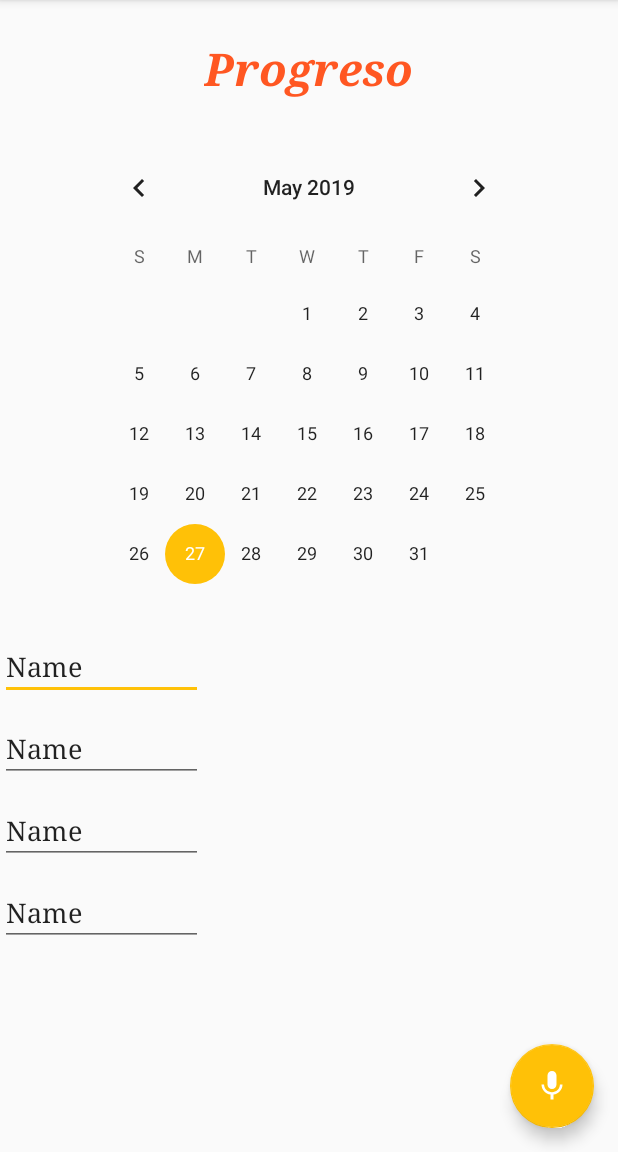
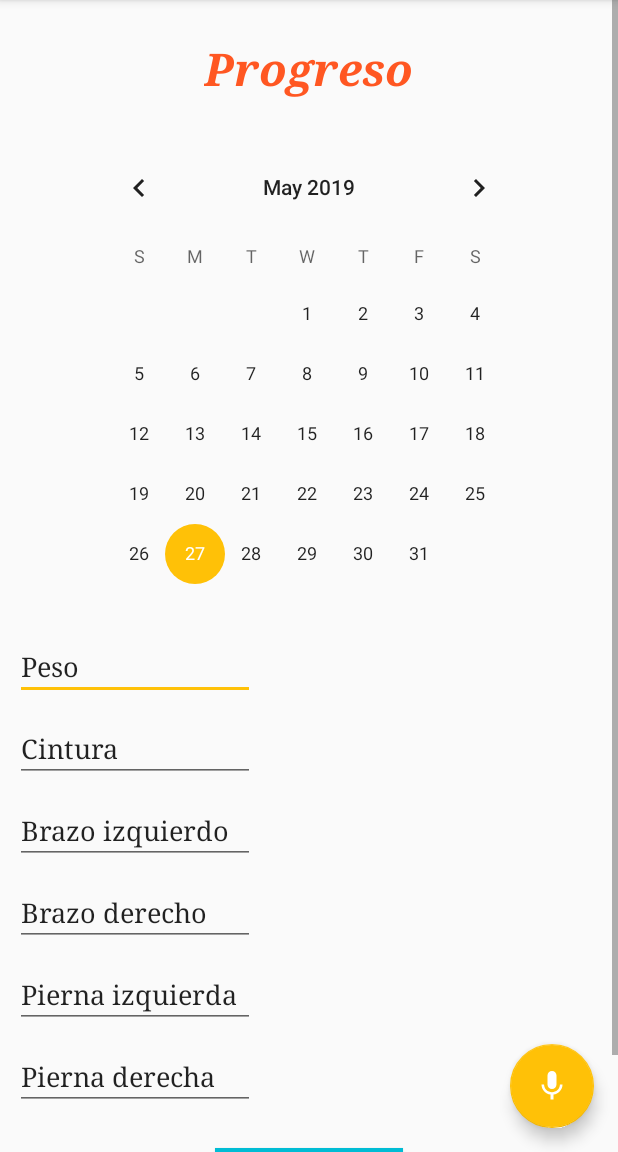
Before and after one commit to LEDODO99/HCIProy2, an Android app: the screen it shows after launch (MainActivity), in the side drawer, after a tap on "Progreso", on a phone screen of 412 x 824 dp, the part 84-1236 px from its top. Run offline under Robolectric (Android 15) with nearby library versions, the phone set to English and light mode, and no system bars.

Commit message:
update progreso

```diff
--- a/app/src/main/res/layout/fragment_ayuda.xml
+++ b/app/src/main/res/layout/fragment_ayuda.xml
@@ -94,7 +94,7 @@
                 android:layout_marginTop="5dp"
                 android:layout_marginRight="10dp"
                 android:fontFamily="serif"
-                android:text="Para obtener las gráficas/estadísticas de tu progreso, tomamos en cuenta qué ejercicios realizaste y la cantidad de cada uno. Además, analizamos también aspectos como: tiempo de inicio/final de la rutina, masa corporal, índice de grasa, etc." />
+                android:text="Puedes guardar tus datos en esta sección. Selecciona el día en el cual guardarás la información e ingresa las medidas de los campos solicitados. Al presionar guardar, puedes volver a ese día y ver cuáles eran tus medidas." />
 
             <TextView
                 android:id="@+id/txt_q4"
@@ -142,7 +142,7 @@
                 android:layout_marginTop="5dp"
                 android:layout_marginRight="10dp"
                 android:fontFamily="serif"
-                android:text="- Selecciona tu ejercicio\n- Con el teléfono siempre en tu mano, realiza el movimiento del ejercicio. \n- Se te pedirá que lo hagas un par de veces para calibrar la aplicación.\n- Al terminar esta fase, ya inicia la verdadera rutina y podrás ver cuántas repeticiones vas haciendo." />
+                android:text="- Selecciona tu ejercicio\n- Con el teléfono siempre en tu mano, realiza el movimiento del ejercicio una vez para calibrar. \n- Espera un segundo, inicia la rutina con su movimiento y podrás ver cuántas repeticiones vas haciendo." />
 
             <TextView
                 android:id="@+id/txt_q6"
--- a/app/src/main/res/layout/fragment_progreso.xml
+++ b/app/src/main/res/layout/fragment_progreso.xml
@@ -34,44 +34,83 @@
 
             <EditText
                 android:id="@+id/et_peso"
-                android:layout_width="135dp"
+                android:layout_width="160dp"
                 android:layout_height="wrap_content"
                 android:layout_below="@id/txt_progreso"
+                android:layout_marginLeft="10dp"
                 android:layout_marginTop="25dp"
                 android:ems="10"
                 android:fontFamily="serif"
                 android:inputType="textPersonName"
-                android:text="Name" />
+                android:text="Peso" />
 
             <EditText
-                android:id="@+id/et_medidaBrazos"
-                android:layout_width="135dp"
+                android:id="@+id/et_medidaCintura"
+                android:layout_width="160dp"
                 android:layout_height="wrap_content"
+                android:layout_marginTop="10dp"
+                android:layout_marginLeft="10dp"
+                android:ems="10"
+                android:fontFamily="serif"
+                android:inputType="textPersonName"
+                android:text="Cintura" />
+
+            <EditText
+                android:id="@+id/et_medidaBrazoI"
+                android:layout_width="160dp"
+                android:layout_height="wrap_content"
+                android:layout_marginLeft="10dp"
                 android:layout_marginTop="10dp"
                 android:ems="10"
                 android:fontFamily="serif"
                 android:inputType="textPersonName"
-                android:text="Name" />
+                android:text="Brazo izquierdo" />
 
             <EditText
-                android:id="@+id/et_medidaPiernas"
-                android:layout_width="135dp"
+                android:id="@+id/et_medidaBrazoD"
+                android:layout_width="160dp"
                 android:layout_height="wrap_content"
                 android:layout_marginTop="10dp"
+                android:layout_marginLeft="10dp"
                 android:ems="10"
                 android:fontFamily="serif"
                 android:inputType="textPersonName"
-                android:text="Name" />
+                android:text="Brazo derecho" />
 
             <EditText
-                android:id="@+id/et_medidaCintura"
-                android:layout_width="135dp"
+                android:id="@+id/et_medidaPiernaI"
+                android:layout_width="160dp"
                 android:layout_height="wrap_content"
                 android:layout_marginTop="10dp"
+                android:layout_marginLeft="10dp"
                 android:ems="10"
                 android:fontFamily="serif"
                 android:inputType="textPersonName"
-                android:text="Name" />
+                android:text="Pierna izquierda" />
+
+            <EditText
+                android:id="@+id/et_medidaPiernaD"
+                android:layout_width="160dp"
+                android:layout_height="wrap_content"
+                android:layout_marginTop="10dp"
+                android:layout_marginLeft="10dp"
+                android:ems="10"
+                android:fontFamily="serif"
+                android:inputType="textPersonName"
+                android:text="Pierna derecha" />
+
+            <Button
+                android:id="@+id/button_guardarprogreso"
+                android:layout_width="wrap_content"
+                android:layout_height="wrap_content"
+                android:layout_marginTop="25dp"
+                android:layout_marginBottom="25dp"
+                android:background="#00BCD4"
+                android:fontFamily="serif"
+                android:text="Guardar datos"
+                android:textColor="#F8F8F8"
+                android:textStyle="bold"
+                android:layout_gravity="center_horizontal"/>
 
         </LinearLayout>
 
```
